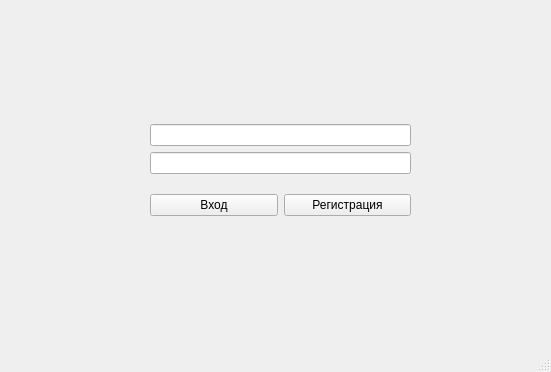
The window that client/authorizationwindow.ui (BagaevDanil/messenger) describes before a commit, drawn with Qt 5.
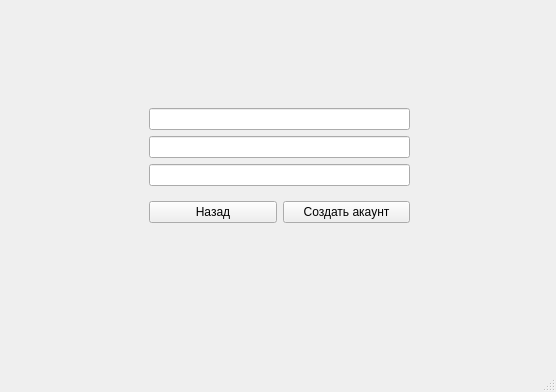
The same window after the commit.

Commit message: added registration and fix autorization

```diff
--- a/client/authorizationwindow.ui
+++ b/client/authorizationwindow.ui
@@ -6,19 +6,26 @@
    <rect>
     <x>0</x>
     <y>0</y>
-    <width>551</width>
-    <height>372</height>
+    <width>556</width>
+    <height>392</height>
    </rect>
   </property>
   <property name="windowTitle">
    <string>MainWindow</string>
   </property>
   <widget class="QWidget" name="centralwidget">
-   <widget class="QWidget" name="">
+   <layout class="QVBoxLayout" name="verticalLayout_3">
+    <item>
+     <widget class="QStackedWidget" name="stackedWidget">
+      <property name="currentIndex">
+       <number>1</number>
+      </property>
+      <widget class="QWidget" name="PageLogin">
+       <widget class="QWidget" name="layoutWidget">
     <property name="geometry">
      <rect>
-      <x>150</x>
-      <y>110</y>
+          <x>120</x>
+          <y>80</y>
       <width>261</width>
       <height>121</height>
      </rect>
@@ -50,7 +57,7 @@
        <item>
         <widget class="QPushButton" name="pushButtonRegistration">
          <property name="text">
-          <string>Регистрация</string>
+              <string>Регестрация</string>
          </property>
         </widget>
        </item>
@@ -58,6 +65,59 @@
      </item>
     </layout>
    </widget>
+      </widget>
+      <widget class="QWidget" name="PageRegistrations">
+       <widget class="QWidget" name="layoutWidget_2">
+        <property name="geometry">
+         <rect>
+          <x>140</x>
+          <y>90</y>
+          <width>261</width>
+          <height>134</height>
+         </rect>
+        </property>
+        <layout class="QVBoxLayout" name="verticalLayout_6">
+         <item>
+          <layout class="QVBoxLayout" name="verticalLayout_7">
+           <item>
+            <widget class="QLineEdit" name="lineEditNewLogin">
+             <property name="text">
+              <string/>
+             </property>
+            </widget>
+           </item>
+           <item>
+            <widget class="QLineEdit" name="lineEditNewPassword"/>
+           </item>
+           <item>
+            <widget class="QLineEdit" name="lineEditNewPasswordRepeat"/>
+           </item>
+          </layout>
+         </item>
+         <item>
+          <layout class="QHBoxLayout" name="horizontalLayout_3">
+           <item>
+            <widget class="QPushButton" name="pushButtonAuthorizationPadge">
+             <property name="text">
+              <string>Назад</string>
+             </property>
+            </widget>
+           </item>
+           <item>
+            <widget class="QPushButton" name="pushButtonAddNewUser">
+             <property name="text">
+              <string>Создать акаунт</string>
+             </property>
+            </widget>
+           </item>
+          </layout>
+         </item>
+        </layout>
+       </widget>
+      </widget>
+     </widget>
+    </item>
+   </layout>
   </widget>
   <widget class="QMenuBar" name="menubar">
    <property name="geometry">
```
Left out of the diff: 4 changed lines with no effect on the pictures. Lines whose indentation alone changed are shown as unchanged. The commit also changes 11 other files.
